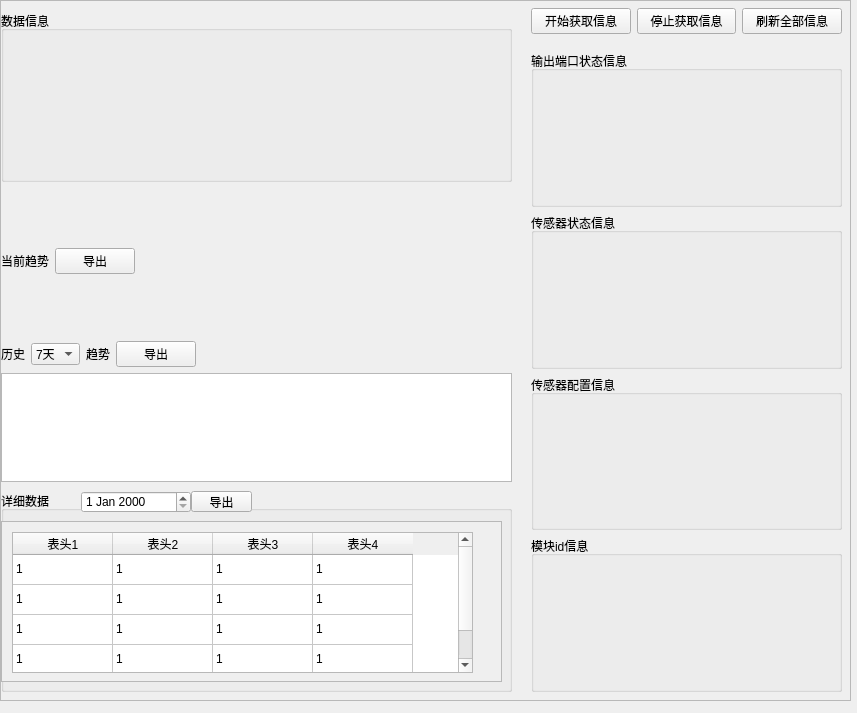
This is ui/customize_ui/tab/tab2_tab0.ui in 2950067210dqy/pyqt6_project as Qt 5 draws it before an edit. The edited form follows.
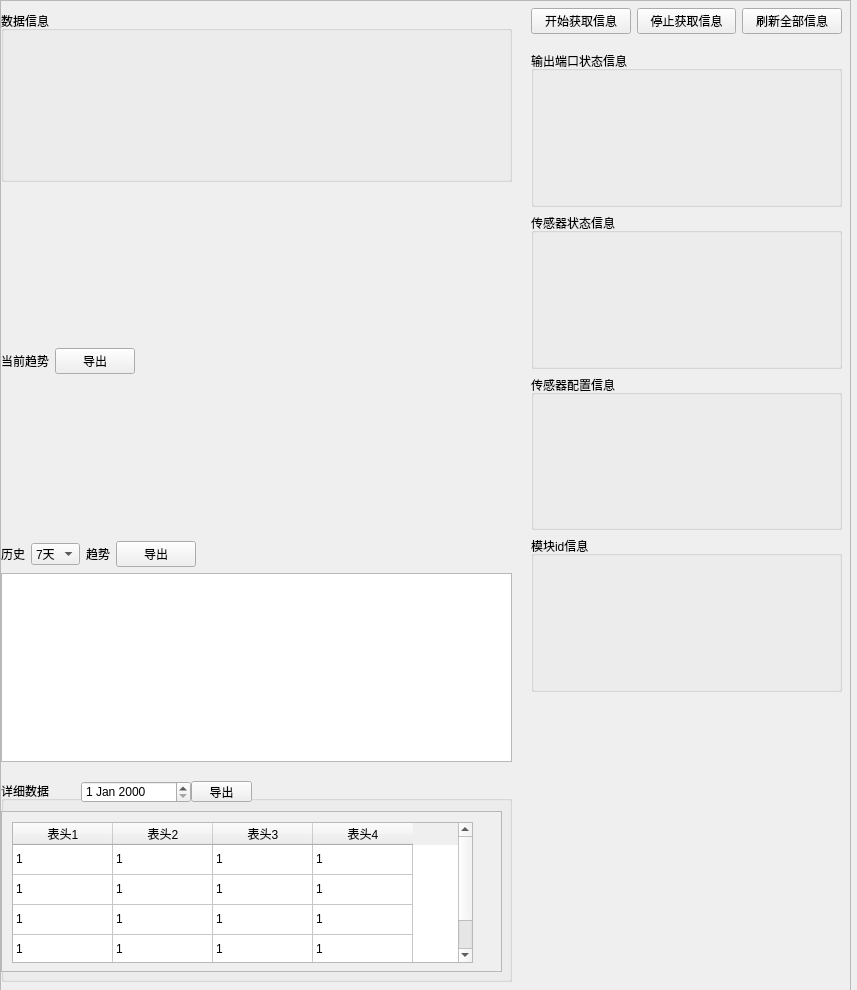
This is the edited form.

Patch:
```diff
--- a/ui/customize_ui/tab/tab2_tab0.ui
+++ b/ui/customize_ui/tab/tab2_tab0.ui
@@ -7,7 +7,7 @@
     <x>0</x>
     <y>0</y>
     <width>857</width>
-    <height>713</height>
+    <height>990</height>
    </rect>
   </property>
   <property name="windowTitle">
@@ -19,7 +19,7 @@
      <x>0</x>
      <y>0</y>
      <width>851</width>
-     <height>701</height>
+     <height>991</height>
     </rect>
    </property>
    <layout class="QVBoxLayout" name="tab_0_layout">
@@ -34,7 +34,7 @@
          <x>0</x>
          <y>0</y>
          <width>847</width>
-         <height>697</height>
+         <height>987</height>
         </rect>
        </property>
        <widget class="QWidget" name="verticalLayoutWidget_5">
@@ -60,9 +60,9 @@
         <property name="geometry">
          <rect>
           <x>0</x>
-          <y>340</y>
+          <y>540</y>
           <width>511</width>
-          <height>141</height>
+          <height>221</height>
          </rect>
         </property>
         <layout class="QVBoxLayout" name="verticalLayout">
@@ -146,7 +146,7 @@
         <property name="geometry">
          <rect>
           <x>0</x>
-          <y>490</y>
+          <y>780</y>
           <width>511</width>
           <height>201</height>
          </rect>
@@ -370,7 +370,7 @@
           <x>0</x>
           <y>190</y>
           <width>511</width>
-          <height>141</height>
+          <height>341</height>
          </rect>
         </property>
         <layout class="QVBoxLayout" name="verticalLayout_3">
```
